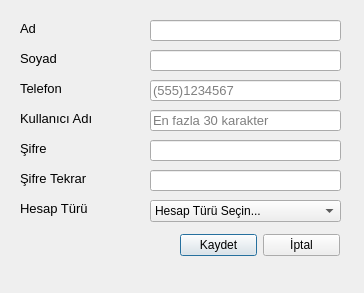
Before: the Qt Designer form forms/newuser.ui in ydcpp/ParkingLotManagement, drawn with Qt 5.
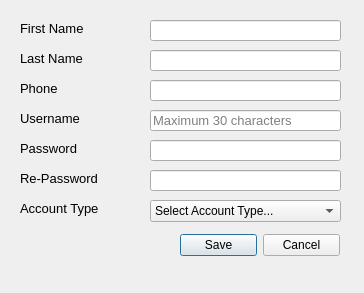
After: the same form once the commit is applied.

Patch:
```diff
--- a/forms/newuser.ui
+++ b/forms/newuser.ui
@@ -40,7 +40,7 @@
     </font>
    </property>
    <property name="text">
-    <string>Ad</string>
+    <string>First Name</string>
    </property>
   </widget>
   <widget class="QLabel" name="label_2">
@@ -58,7 +58,7 @@
     </font>
    </property>
    <property name="text">
-    <string>Soyad</string>
+    <string>Last Name</string>
    </property>
   </widget>
   <widget class="QLabel" name="label_3">
@@ -76,7 +76,7 @@
     </font>
    </property>
    <property name="text">
-    <string>Telefon</string>
+    <string>Phone</string>
    </property>
   </widget>
   <widget class="QLabel" name="label_4">
@@ -94,7 +94,7 @@
     </font>
    </property>
    <property name="text">
-    <string>Kullanıcı Adı</string>
+    <string>Username</string>
    </property>
   </widget>
   <widget class="QLabel" name="label_5">
@@ -112,7 +112,7 @@
     </font>
    </property>
    <property name="text">
-    <string>Şifre</string>
+    <string>Password</string>
    </property>
   </widget>
   <widget class="QLabel" name="label_6">
@@ -130,7 +130,7 @@
     </font>
    </property>
    <property name="text">
-    <string>Şifre Tekrar</string>
+    <string>Re-Password</string>
    </property>
   </widget>
   <widget class="QLabel" name="label_status">
@@ -175,7 +175,7 @@
     </font>
    </property>
    <property name="text">
-    <string>Hesap Türü</string>
+    <string>Account Type</string>
    </property>
   </widget>
   <widget class="QWidget" name="horizontalLayoutWidget">
@@ -191,14 +191,14 @@
     <item>
      <widget class="QPushButton" name="pushButton_submit">
       <property name="text">
-       <string>Kaydet</string>
+       <string>Save</string>
       </property>
      </widget>
     </item>
     <item>
      <widget class="QPushButton" name="pushButton_cancel">
       <property name="text">
-       <string>İptal</string>
+       <string>Cancel</string>
       </property>
       <property name="autoDefault">
        <bool>false</bool>
@@ -252,7 +252,7 @@
     </font>
    </property>
    <property name="placeholderText">
-    <string>(555)1234567</string>
+    <string/>
    </property>
   </widget>
   <widget class="QLineEdit" name="lineEdit_username">
@@ -273,7 +273,7 @@
     <number>30</number>
    </property>
    <property name="placeholderText">
-    <string>En fazla 30 karakter</string>
+    <string>Maximum 30 characters</string>
    </property>
   </widget>
   <widget class="QLineEdit" name="lineEdit_password">
@@ -326,7 +326,7 @@
    </property>
    <item>
     <property name="text">
-     <string>Hesap Türü Seçin...</string>
+     <string>Select Account Type...</string>
     </property>
    </item>
    <item>
```
Left out of the diff: 65 changed lines with no effect on the pictures.
